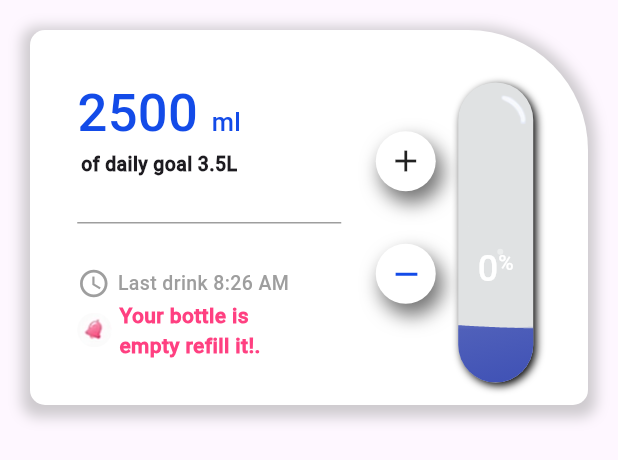
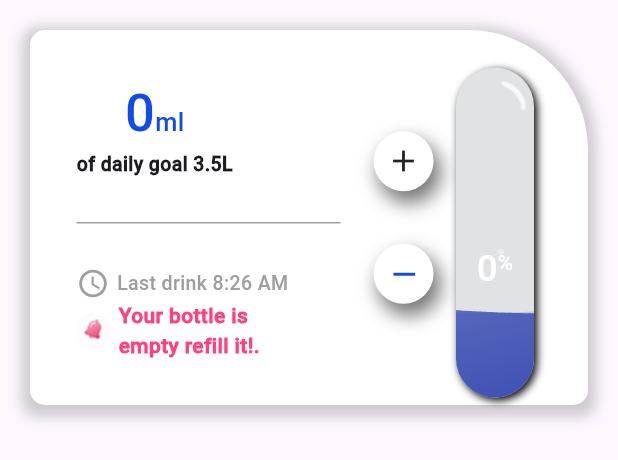
Before and after one commit to Vinesh018/PlusFitness001, a Flutter app: what waterContainer() shows on an empty page, opened directly, after a tap on the "add" icon, after a tap on the "remove" icon, on a phone screen of 412 x 824 dp. Shown: the top 460 px of the screen. Run offline on Flutter 3.47's test engine with Material 3 defaults, Android fonts, the phone set to English and light mode, and no system bars; our stand-ins replace animated_splash_screen, cloud_firestore, firebase_auth, firebase_core, get, google_sign_in and 7 more; missing offline and left inert: dart:ffi, gradient_icon; accounts and stored records are empty; project files that could hold a hidden picture were left out.

Commit message:
watercontainer

```diff
--- a/lib/Vinesh/v_water_container.dart
+++ b/lib/Vinesh/v_water_container.dart
@@ -8,6 +8,7 @@ class waterContainer extends StatefulWidget {
   State<StatefulWidget> createState() => waterContainerState();
 }
 double waterpercentage = 0;
+int waterInMl = 0;
 class waterContainerState extends State<waterContainer> {
 
 
@@ -17,6 +18,7 @@ class waterContainerState extends State<waterContainer> {
     void initState() {
       super.initState();
       waterpercentage = waterpercentage;
+      waterInMl = waterInMl;
     }
     var screenwidth = MediaQuery.of(context).size.width;
     // TODO: implement build
@@ -55,7 +57,7 @@ class waterContainerState extends State<waterContainer> {
                       Column(
                         children: [
                           Text.rich(TextSpan(
-                              text: '2500 ',
+                              text: waterInMl.toString(),
                               style: TextStyle(
                                   fontFamily: 'FontMain',
                                   fontSize: 35,
@@ -165,6 +167,7 @@ class waterContainerState extends State<waterContainer> {
                             child: InkWell(
                               onTap: () {
                                 waterpercentage = waterpercentage + 5;
+                                waterInMl = waterInMl + 175;
                                 setState(() {});
                               },
                               child: Icon(Icons.add),
@@ -201,6 +204,7 @@ class waterContainerState extends State<waterContainer> {
                                   onPressed: () {
                                     setState(() {
                                       waterpercentage = waterpercentage - 5;
+                                      waterInMl = waterInMl - 175;
                                     });
                                   },
                                   icon: const Icon(Icons.remove,
@@ -213,9 +217,9 @@ class waterContainerState extends State<waterContainer> {
                     Padding(
                       padding: const EdgeInsets.only(right: 25, top: 20),
                       child: SizedBox(
-                        height: 200,
+                        height: 220,
                         child: Container(
-                          width: 50,
+                          width: 52,
                           height: 160,
                           decoration: const BoxDecoration(
                             color: Color.fromARGB(255, 224, 226, 227),
```
